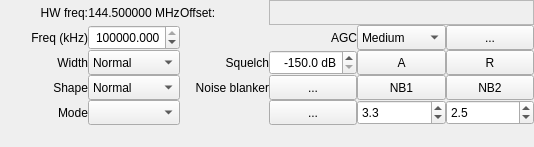
Above: src/qtgui/dockrxopt.ui from shawnj007/gqrx-touch before the change. Below: the same form after it.
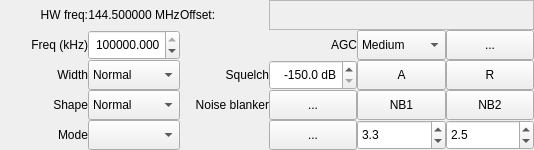
That is the form after the change. Icons and pictures are not drawn. Custom widgets are drawn as their Qt base class.

The edit to the form file:
```diff
--- a/src/qtgui/dockrxopt.ui
+++ b/src/qtgui/dockrxopt.ui
@@ -7,11 +7,11 @@
     <x>0</x>
     <y>0</y>
     <width>534</width>
-    <height>147</height>
+    <height>150</height>
    </rect>
   </property>
   <property name="sizePolicy">
-   <sizepolicy hsizetype="Preferred" vsizetype="MinimumExpanding">
+   <sizepolicy hsizetype="Preferred" vsizetype="Expanding">
     <horstretch>1</horstretch>
     <verstretch>1</verstretch>
    </sizepolicy>
@@ -19,13 +19,13 @@
   <property name="minimumSize">
    <size>
     <width>534</width>
-    <height>147</height>
+    <height>150</height>
    </size>
   </property>
   <property name="maximumSize">
    <size>
     <width>524287</width>
-    <height>440</height>
+    <height>360</height>
    </size>
   </property>
   <property name="windowIcon">
@@ -48,7 +48,13 @@
      <verstretch>0</verstretch>
     </sizepolicy>
    </property>
-   <layout class="QVBoxLayout" name="verticalLayout" stretch="0,1">
+   <property name="maximumSize">
+    <size>
+     <width>16777215</width>
+     <height>500</height>
+    </size>
+   </property>
+   <layout class="QVBoxLayout" name="verticalLayout" stretch="1,0">
     <property name="spacing">
      <number>0</number>
     </property>
@@ -100,8 +106,11 @@
        <property name="spacing">
         <number>0</number>
        </property>
-       <item row="1" column="1">
-        <widget class="QLabel" name="hwFreq">
+       <item row="2" column="1">
+        <widget class="QComboBox" name="filterCombo">
+         <property name="enabled">
+          <bool>true</bool>
+         </property>
          <property name="sizePolicy">
           <sizepolicy hsizetype="MinimumExpanding" vsizetype="MinimumExpanding">
            <horstretch>0</horstretch>
@@ -114,18 +123,276 @@
            <height>25</height>
           </size>
          </property>
+         <property name="maximumSize">
+          <size>
+           <width>16777215</width>
+           <height>100</height>
+          </size>
+         </property>
          <property name="toolTip">
           <string>The frequency of the hardware (not including LNB)</string>
          </property>
+         <property name="accessibleName">
+          <string>Filter width</string>
+         </property>
+         <property name="currentIndex">
+          <number>1</number>
+         </property>
+         <item>
+          <property name="text">
+           <string>Wide</string>
+          </property>
+         </item>
+         <item>
+          <property name="text">
+           <string>Normal</string>
+          </property>
+         </item>
+         <item>
+          <property name="text">
+           <string>Narrow</string>
+          </property>
+         </item>
+         <item>
+          <property name="text">
+           <string>User</string>
+          </property>
+         </item>
+        </widget>
+       </item>
+       <item row="2" column="5">
+        <widget class="QPushButton" name="resetSquelchButton">
+         <property name="sizePolicy">
+          <sizepolicy hsizetype="MinimumExpanding" vsizetype="MinimumExpanding">
+           <horstretch>0</horstretch>
+           <verstretch>0</verstretch>
+          </sizepolicy>
+         </property>
+         <property name="minimumSize">
+          <size>
+           <width>0</width>
+           <height>25</height>
+          </size>
+         </property>
+         <property name="maximumSize">
+          <size>
+           <width>16777215</width>
+           <height>100</height>
+          </size>
+         </property>
+         <property name="toolTip">
+          <string>Reset squelch to its default value</string>
+         </property>
+         <property name="accessibleName">
+          <string>Auto squelch</string>
+         </property>
          <property name="text">
-          <string>144.500000 MHz</string>
+          <string>R</string>
          </property>
+         <property name="iconSize">
+          <size>
+           <width>16</width>
+           <height>16</height>
+          </size>
+         </property>
+        </widget>
+       </item>
+       <item row="2" column="2">
+        <widget class="QLabel" name="sqlLabel">
+         <property name="sizePolicy">
+          <sizepolicy hsizetype="MinimumExpanding" vsizetype="MinimumExpanding">
+           <horstretch>0</horstretch>
+           <verstretch>0</verstretch>
+          </sizepolicy>
+         </property>
+         <property name="minimumSize">
+          <size>
+           <width>0</width>
+           <height>25</height>
+          </size>
+         </property>
+         <property name="maximumSize">
+          <size>
+           <width>16777215</width>
+           <height>100</height>
+          </size>
+         </property>
+         <property name="toolTip">
+          <string>Squelch level in dB below full scale</string>
+         </property>
+         <property name="text">
+          <string>Squelch</string>
+         </property>
          <property name="alignment">
-          <set>Qt::AlignCenter</set>
+          <set>Qt::AlignRight|Qt::AlignTrailing|Qt::AlignVCenter</set>
          </property>
         </widget>
        </item>
-       <item row="1" column="3" colspan="3">
+       <item row="2" column="4">
+        <widget class="QPushButton" name="autoSquelchButton">
+         <property name="sizePolicy">
+          <sizepolicy hsizetype="MinimumExpanding" vsizetype="MinimumExpanding">
+           <horstretch>0</horstretch>
+           <verstretch>0</verstretch>
+          </sizepolicy>
+         </property>
+         <property name="minimumSize">
+          <size>
+           <width>0</width>
+           <height>25</height>
+          </size>
+         </property>
+         <property name="maximumSize">
+          <size>
+           <width>16777215</width>
+           <height>100</height>
+          </size>
+         </property>
+         <property name="toolTip">
+          <string>Set squelch to the current signal or noise level</string>
+         </property>
+         <property name="accessibleName">
+          <string>Auto squelch</string>
+         </property>
+         <property name="text">
+          <string>A</string>
+         </property>
+         <property name="iconSize">
+          <size>
+           <width>16</width>
+           <height>16</height>
+          </size>
+         </property>
+        </widget>
+       </item>
+       <item row="3" column="2">
+        <widget class="QLabel" name="label_10">
+         <property name="sizePolicy">
+          <sizepolicy hsizetype="MinimumExpanding" vsizetype="MinimumExpanding">
+           <horstretch>0</horstretch>
+           <verstretch>0</verstretch>
+          </sizepolicy>
+         </property>
+         <property name="minimumSize">
+          <size>
+           <width>0</width>
+           <height>25</height>
+          </size>
+         </property>
+         <property name="maximumSize">
+          <size>
+           <width>16777215</width>
+           <height>100</height>
+          </size>
+         </property>
+         <property name="toolTip">
+          <string>Noise blanker settings</string>
+         </property>
+         <property name="text">
+          <string>Noise blanker</string>
+         </property>
+         <property name="alignment">
+          <set>Qt::AlignRight|Qt::AlignTrailing|Qt::AlignVCenter</set>
+         </property>
+        </widget>
+       </item>
+       <item row="4" column="0">
+        <widget class="QLabel" name="demodLabel">
+         <property name="sizePolicy">
+          <sizepolicy hsizetype="MinimumExpanding" vsizetype="MinimumExpanding">
+           <horstretch>0</horstretch>
+           <verstretch>0</verstretch>
+          </sizepolicy>
+         </property>
+         <property name="minimumSize">
+          <size>
+           <width>0</width>
+           <height>25</height>
+          </size>
+         </property>
+         <property name="maximumSize">
+          <size>
+           <width>16777215</width>
+           <height>100</height>
+          </size>
+         </property>
+         <property name="layoutDirection">
+          <enum>Qt::LeftToRight</enum>
+         </property>
+         <property name="text">
+          <string>Mode</string>
+         </property>
+         <property name="alignment">
+          <set>Qt::AlignRight|Qt::AlignTrailing|Qt::AlignVCenter</set>
+         </property>
+         <property name="margin">
+          <number>0</number>
+         </property>
+         <property name="indent">
+          <number>-1</number>
+         </property>
+        </widget>
+       </item>
+       <item row="1" column="4">
+        <widget class="QComboBox" name="agcPresetCombo">
+         <property name="enabled">
+          <bool>true</bool>
+         </property>
+         <property name="sizePolicy">
+          <sizepolicy hsizetype="MinimumExpanding" vsizetype="MinimumExpanding">
+           <horstretch>0</horstretch>
+           <verstretch>0</verstretch>
+          </sizepolicy>
+         </property>
+         <property name="minimumSize">
+          <size>
+           <width>0</width>
+           <height>25</height>
+          </size>
+         </property>
+         <property name="maximumSize">
+          <size>
+           <width>16777215</width>
+           <height>100</height>
+          </size>
+         </property>
+         <property name="toolTip">
+          <string>AGC presets</string>
+         </property>
+         <property name="accessibleName">
+          <string>AGC</string>
+         </property>
+         <property name="currentIndex">
+          <number>1</number>
+         </property>
+         <item>
+          <property name="text">
+           <string>Fast</string>
+          </property>
+         </item>
+         <item>
+          <property name="text">
+           <string>Medium</string>
+          </property>
+         </item>
+         <item>
+          <property name="text">
+           <string>Slow</string>
+          </property>
+         </item>
+         <item>
+          <property name="text">
+           <string>User</string>
+          </property>
+         </item>
+         <item>
+          <property name="text">
+           <string>Off</string>
+          </property>
+         </item>
+        </widget>
+       </item>
+       <item row="0" column="3" colspan="3">
         <widget class="CFreqCtrl" name="filterFreq">
          <property name="sizePolicy">
           <sizepolicy hsizetype="MinimumExpanding" vsizetype="MinimumExpanding">
@@ -142,7 +409,7 @@
          <property name="maximumSize">
           <size>
            <width>400</width>
-           <height>40</height>
+           <height>100</height>
           </size>
          </property>
          <property name="toolTip">
@@ -160,8 +427,11 @@
          </property>
         </widget>
        </item>
-       <item row="3" column="3">
-        <widget class="QDoubleSpinBox" name="sqlSpinBox">
+       <item row="3" column="5">
+        <widget class="QPushButton" name="nb2Button">
+         <property name="enabled">
+          <bool>true</bool>
+         </property>
          <property name="sizePolicy">
           <sizepolicy hsizetype="MinimumExpanding" vsizetype="MinimumExpanding">
            <horstretch>0</horstretch>
@@ -174,40 +444,28 @@
            <height>25</height>
           </size>
          </property>
+         <property name="maximumSize">
+          <size>
+           <width>16777215</width>
+           <height>100</height>
+          </size>
+         </property>
          <property name="toolTip">
           <string>Squelch level in dB below full scale</string>
          </property>
          <property name="accessibleName">
           <string>Squelch</string>
          </property>
-         <property name="alignment">
-          <set>Qt::AlignRight|Qt::AlignTrailing|Qt::AlignVCenter</set>
+         <property name="text">
+          <string>NB2</string>
          </property>
-         <property name="accelerated">
+         <property name="checkable">
           <bool>true</bool>
          </property>
-         <property name="suffix">
-          <string> dB</string>
-         </property>
-         <property name="decimals">
-          <number>1</number>
-         </property>
-         <property name="minimum">
-          <double>-150.000000000000000</double>
-         </property>
-         <property name="maximum">
-          <double>0.000000000000000</double>
-         </property>
-         <property name="singleStep">
-          <double>1.000000000000000</double>
-         </property>
-         <property name="value">
-          <double>-150.000000000000000</double>
-         </property>
         </widget>
        </item>
-       <item row="4" column="2">
-        <widget class="QLabel" name="label_10">
+       <item row="4" column="1">
+        <widget class="QComboBox" name="modeSelector">
          <property name="sizePolicy">
           <sizepolicy hsizetype="MinimumExpanding" vsizetype="MinimumExpanding">
            <horstretch>0</horstretch>
@@ -220,46 +478,27 @@
            <height>25</height>
           </size>
          </property>
-         <property name="toolTip">
-          <string>Noise blanker settings</string>
-         </property>
-         <property name="text">
-          <string>Noise blanker</string>
-         </property>
-         <property name="alignment">
-          <set>Qt::AlignRight|Qt::AlignTrailing|Qt::AlignVCenter</set>
-         </property>
-        </widget>
-       </item>
-       <item row="1" column="0">
-        <widget class="QLabel" name="rxFreqLabel">
-         <property name="sizePolicy">
-          <sizepolicy hsizetype="MinimumExpanding" vsizetype="MinimumExpanding">
-           <horstretch>0</horstretch>
-           <verstretch>0</verstretch>
-          </sizepolicy>
-         </property>
-         <property name="minimumSize">
+         <property name="maximumSize">
           <size>
-           <width>0</width>
-           <height>25</height>
+           <width>16777215</width>
+           <height>100</height>
           </size>
          </property>
          <property name="toolTip">
           <string>The frequency of the hardware (not including LNB)</string>
          </property>
-         <property name="layoutDirection">
-          <enum>Qt::LeftToRight</enum>
+         <property name="statusTip">
+          <string>Demodulator type (mode)</string>
          </property>
-         <property name="text">
-          <string>HW freq:</string>
+         <property name="accessibleName">
+          <string>Mode</string>
          </property>
-         <property name="alignment">
-          <set>Qt::AlignRight|Qt::AlignTrailing|Qt::AlignVCenter</set>
+         <property name="currentIndex">
+          <number>-1</number>
          </property>
         </widget>
        </item>
-       <item row="4" column="4">
+       <item row="3" column="4">
         <widget class="QPushButton" name="nb1Button">
          <property name="enabled">
           <bool>true</bool>
@@ -279,7 +518,7 @@
          <property name="maximumSize">
           <size>
            <width>16777215</width>
-           <height>16777215</height>
+           <height>100</height>
           </size>
          </property>
          <property name="toolTip">
@@ -299,181 +538,7 @@
          </property>
         </widget>
        </item>
-       <item row="2" column="0">
-        <widget class="QLabel" name="label_11">
-         <property name="sizePolicy">
-          <sizepolicy hsizetype="MinimumExpanding" vsizetype="MinimumExpanding">
-           <horstretch>0</horstretch>
-           <verstretch>0</verstretch>
-          </sizepolicy>
-         </property>
-         <property name="minimumSize">
-          <size>
-           <width>0</width>
-           <height>25</height>
-          </size>
-         </property>
-         <property name="text">
-          <string>Freq (kHz)</string>
-         </property>
-         <property name="alignment">
-          <set>Qt::AlignRight|Qt::AlignTrailing|Qt::AlignVCenter</set>
-         </property>
-        </widget>
-       </item>
-       <item row="3" column="2">
-        <widget class="QLabel" name="sqlLabel">
-         <property name="sizePolicy">
-          <sizepolicy hsizetype="MinimumExpanding" vsizetype="MinimumExpanding">
-           <horstretch>0</horstretch>
-           <verstretch>0</verstretch>
-          </sizepolicy>
-         </property>
-         <property name="minimumSize">
-          <size>
-           <width>0</width>
-           <height>25</height>
-          </size>
-         </property>
-         <property name="toolTip">
-          <string>Squelch level in dB below full scale</string>
-         </property>
-         <property name="text">
-          <string>Squelch</string>
-         </property>
-         <property name="alignment">
-          <set>Qt::AlignRight|Qt::AlignTrailing|Qt::AlignVCenter</set>
-         </property>
-        </widget>
-       </item>
-       <item row="4" column="3">
-        <widget class="QPushButton" name="nbOptButton">
-         <property name="sizePolicy">
-          <sizepolicy hsizetype="MinimumExpanding" vsizetype="MinimumExpanding">
-           <horstretch>0</horstretch>
-           <verstretch>0</verstretch>
-          </sizepolicy>
-         </property>
-         <property name="minimumSize">
-          <size>
-           <width>0</width>
-           <height>25</height>
-          </size>
-         </property>
-         <property name="maximumSize">
-          <size>
-           <width>16777215</width>
-           <height>16777215</height>
-          </size>
-         </property>
-         <property name="toolTip">
-          <string>Noise blanker options</string>
-         </property>
-         <property name="whatsThis">
-          <string>Noise blanker options</string>
-         </property>
-         <property name="accessibleName">
-          <string>Noise blanker options</string>
-         </property>
-         <property name="text">
-          <string>...</string>
-         </property>
-        </widget>
-       </item>
-       <item row="3" column="4">
-        <widget class="QPushButton" name="autoSquelchButton">
-         <property name="sizePolicy">
-          <sizepolicy hsizetype="MinimumExpanding" vsizetype="MinimumExpanding">
-           <horstretch>0</horstretch>
-           <verstretch>0</verstretch>
-          </sizepolicy>
-         </property>
-         <property name="minimumSize">
-          <size>
-           <width>0</width>
-           <height>25</height>
-          </size>
-         </property>
-         <property name="toolTip">
-          <string>Set squelch to the current signal or noise level</string>
-         </property>
-         <property name="accessibleName">
-          <string>Auto squelch</string>
-         </property>
-         <property name="text">
-          <string>A</string>
-         </property>
-         <property name="iconSize">
-          <size>
-           <width>16</width>
-           <height>16</height>
-          </size>
-         </property>
-        </widget>
-       </item>
-       <item row="3" column="5">
-        <widget class="QPushButton" name="resetSquelchButton">
-         <property name="sizePolicy">
-          <sizepolicy hsizetype="MinimumExpanding" vsizetype="MinimumExpanding">
-           <horstretch>0</horstretch>
-           <verstretch>0</verstretch>
-          </sizepolicy>
-         </property>
-         <property name="minimumSize">
-          <size>
-           <width>0</width>
-           <height>25</height>
-          </size>
-         </property>
-         <property name="maximumSize">
-          <size>
-           <width>16777215</width>
-           <height>16777215</height>
-          </size>
-         </property>
-         <property name="toolTip">
-          <string>Reset squelch to its default value</string>
-         </property>
-         <property name="accessibleName">
-          <string>Auto squelch</string>
-         </property>
-         <property name="text">
-          <string>R</string>
-         </property>
-         <property name="iconSize">
-          <size>
-           <width>16</width>
-           <height>16</height>
-          </size>
-         </property>
-        </widget>
-       </item>
-       <item row="4" column="0">
-        <widget class="QLabel" name="filterShapeLabel">
-         <property name="sizePolicy">
-          <sizepolicy hsizetype="MinimumExpanding" vsizetype="MinimumExpanding">
-           <horstretch>0</horstretch>
-           <verstretch>0</verstretch>
-          </sizepolicy>
-         </property>
-         <property name="minimumSize">
-          <size>
-           <width>0</width>
-           <height>25</height>
-          </size>
-         </property>
-         <property name="layoutDirection">
-          <enum>Qt::LeftToRight</enum>
-         </property>
-         <property name="text">
-          <string>Shape</string>
-         </property>
-         <property name="alignment">
-          <set>Qt::AlignRight|Qt::AlignTrailing|Qt::AlignVCenter</set>
-         </property>
-        </widget>
-       </item>
-       <item row="4" column="1">
+       <item row="3" column="1">
         <widget class="QComboBox" name="filterShapeCombo">
          <property name="sizePolicy">
           <sizepolicy hsizetype="MinimumExpanding" vsizetype="MinimumExpanding">
@@ -487,6 +552,12 @@
            <height>25</height>
           </size>
          </property>
+         <property name="maximumSize">
+          <size>
+           <width>16777215</width>
+           <height>100</height>
+          </size>
+         </property>
          <property name="toolTip">
           <string>Select the filter shape</string>
          </property>
@@ -513,7 +584,242 @@
          </item>
         </widget>
        </item>
+       <item row="1" column="5">
+        <widget class="QPushButton" name="agcButton">
+         <property name="sizePolicy">
+          <sizepolicy hsizetype="MinimumExpanding" vsizetype="MinimumExpanding">
+           <horstretch>0</horstretch>
+           <verstretch>0</verstretch>
+          </sizepolicy>
+         </property>
+         <property name="minimumSize">
+          <size>
+           <width>0</width>
+           <height>25</height>
+          </size>
+         </property>
+         <property name="maximumSize">
+          <size>
+           <width>16777215</width>
+           <height>100</height>
+          </size>
+         </property>
+         <property name="toolTip">
+          <string>AGC options</string>
+         </property>
+         <property name="accessibleName">
+          <string>AGC options</string>
+         </property>
+         <property name="text">
+          <string>...</string>
+         </property>
+         <property name="iconSize">
+          <size>
+           <width>16</width>
+           <height>16</height>
+          </size>
+         </property>
+         <property name="checked">
+          <bool>false</bool>
+         </property>
+        </widget>
+       </item>
+       <item row="0" column="1">
+        <widget class="QLabel" name="hwFreq">
+         <property name="sizePolicy">
+          <sizepolicy hsizetype="MinimumExpanding" vsizetype="MinimumExpanding">
+           <horstretch>0</horstretch>
+           <verstretch>0</verstretch>
+          </sizepolicy>
+         </property>
+         <property name="minimumSize">
+          <size>
+           <width>0</width>
+           <height>25</height>
+          </size>
+         </property>
+         <property name="maximumSize">
+          <size>
+           <width>16777215</width>
+           <height>100</height>
+          </size>
+         </property>
+         <property name="toolTip">
+          <string>The frequency of the hardware (not including LNB)</string>
+         </property>
+         <property name="text">
+          <string>144.500000 MHz</string>
+         </property>
+         <property name="alignment">
+          <set>Qt::AlignCenter</set>
+         </property>
+        </widget>
+       </item>
+       <item row="3" column="3">
+        <widget class="QPushButton" name="nbOptButton">
+         <property name="sizePolicy">
+          <sizepolicy hsizetype="MinimumExpanding" vsizetype="MinimumExpanding">
+           <horstretch>0</horstretch>
+           <verstretch>0</verstretch>
+          </sizepolicy>
+         </property>
+         <property name="minimumSize">
+          <size>
+           <width>0</width>
+           <height>25</height>
+          </size>
+         </property>
+         <property name="maximumSize">
+          <size>
+           <width>16777215</width>
+           <height>100</height>
+          </size>
+         </property>
+         <property name="toolTip">
+          <string>Noise blanker options</string>
+         </property>
+         <property name="whatsThis">
+          <string>Noise blanker options</string>
+         </property>
+         <property name="accessibleName">
+          <string>Noise blanker options</string>
+         </property>
+         <property name="text">
+          <string>...</string>
+         </property>
+        </widget>
+       </item>
        <item row="3" column="0">
+        <widget class="QLabel" name="filterShapeLabel">
+         <property name="sizePolicy">
+          <sizepolicy hsizetype="MinimumExpanding" vsizetype="MinimumExpanding">
+           <horstretch>0</horstretch>
+           <verstretch>0</verstretch>
+          </sizepolicy>
+         </property>
+         <property name="minimumSize">
+          <size>
+           <width>0</width>
+           <height>25</height>
+          </size>
+         </property>
+         <property name="maximumSize">
+          <size>
+           <width>16777215</width>
+           <height>100</height>
+          </size>
+         </property>
+         <property name="layoutDirection">
+          <enum>Qt::LeftToRight</enum>
+         </property>
+         <property name="text">
+          <string>Shape</string>
+         </property>
+         <property name="alignment">
+          <set>Qt::AlignRight|Qt::AlignTrailing|Qt::AlignVCenter</set>
+         </property>
+        </widget>
+       </item>
+       <item row="0" column="0">
+        <widget class="QLabel" name="rxFreqLabel">
+         <property name="sizePolicy">
+          <sizepolicy hsizetype="MinimumExpanding" vsizetype="MinimumExpanding">
+           <horstretch>0</horstretch>
+           <verstretch>0</verstretch>
+          </sizepolicy>
+         </property>
+         <property name="minimumSize">
+          <size>
+           <width>0</width>
+           <height>25</height>
+          </size>
+         </property>
+         <property name="maximumSize">
+          <size>
+           <width>16777215</width>
+           <height>100</height>
+          </size>
+         </property>
+         <property name="toolTip">
+          <string>The frequency of the hardware (not including LNB)</string>
+         </property>
+         <property name="layoutDirection">
+          <enum>Qt::LeftToRight</enum>
+         </property>
+         <property name="text">
+          <string>HW freq:</string>
+         </property>
+         <property name="alignment">
+          <set>Qt::AlignRight|Qt::AlignTrailing|Qt::AlignVCenter</set>
+         </property>
+        </widget>
+       </item>
+       <item row="4" column="4">
+        <widget class="QDoubleSpinBox" name="nb1Threshold">
+         <property name="sizePolicy">
+          <sizepolicy hsizetype="MinimumExpanding" vsizetype="MinimumExpanding">
+           <horstretch>0</horstretch>
+           <verstretch>0</verstretch>
+          </sizepolicy>
+         </property>
+         <property name="minimumSize">
+          <size>
+           <width>0</width>
+           <height>25</height>
+          </size>
+         </property>
+         <property name="maximumSize">
+          <size>
+           <width>16777215</width>
+           <height>100</height>
+          </size>
+         </property>
+         <property name="decimals">
+          <number>1</number>
+         </property>
+         <property name="minimum">
+          <double>1.000000000000000</double>
+         </property>
+         <property name="maximum">
+          <double>20.000000000000000</double>
+         </property>
+         <property name="singleStep">
+          <double>0.100000000000000</double>
+         </property>
+         <property name="value">
+          <double>3.300000000000000</double>
+         </property>
+        </widget>
+       </item>
+       <item row="1" column="0">
+        <widget class="QLabel" name="label_11">
+         <property name="sizePolicy">
+          <sizepolicy hsizetype="MinimumExpanding" vsizetype="MinimumExpanding">
+           <horstretch>0</horstretch>
+           <verstretch>0</verstretch>
+          </sizepolicy>
+         </property>
+         <property name="minimumSize">
+          <size>
+           <width>0</width>
+           <height>25</height>
+          </size>
+         </property>
+         <property name="maximumSize">
+          <size>
+           <width>16777215</width>
+           <height>100</height>
+          </size>
+         </property>
+         <property name="text">
+          <string>Freq (kHz)</string>
+         </property>
+         <property name="alignment">
+          <set>Qt::AlignRight|Qt::AlignTrailing|Qt::AlignVCenter</set>
+         </property>
+        </widget>
+       </item>
+       <item row="2" column="0">
         <widget class="QLabel" name="filterLabel">
          <property name="sizePolicy">
           <sizepolicy hsizetype="MinimumExpanding" vsizetype="MinimumExpanding">
@@ -527,6 +833,12 @@
            <height>25</height>
           </size>
          </property>
+         <property name="maximumSize">
+          <size>
+           <width>16777215</width>
+           <height>100</height>
+          </size>
+         </property>
          <property name="layoutDirection">
           <enum>Qt::LeftToRight</enum>
          </property>
@@ -538,48 +850,8 @@
          </property>
         </widget>
        </item>
-       <item row="4" column="5">
-        <widget class="QPushButton" name="nb2Button">
-         <property name="enabled">
-          <bool>true</bool>
-         </property>
-         <property name="sizePolicy">
-          <sizepolicy hsizetype="MinimumExpanding" vsizetype="MinimumExpanding">
-           <horstretch>0</horstretch>
-           <verstretch>0</verstretch>
-          </sizepolicy>
-         </property>
-         <property name="minimumSize">
-          <size>
-           <width>0</width>
-           <height>25</height>
-          </size>
-         </property>
-         <property name="maximumSize">
-          <size>
-           <width>16777215</width>
-           <height>16777215</height>
-          </size>
-         </property>
-         <property name="toolTip">
-          <string>Noise blanker for pulse type noise</string>
-         </property>
-         <property name="whatsThis">
-          <string/>
-         </property>
-         <property name="accessibleName">
-          <string>Noise blanker 2</string>
-         </property>
-         <property name="text">
-          <string>NB2</string>
-         </property>
-         <property name="checkable">
-          <bool>true</bool>
-         </property>
-        </widget>
-       </item>
        <item row="2" column="3">
-        <widget class="QLabel" name="agcLabel">
+        <widget class="QDoubleSpinBox" name="sqlSpinBox">
          <property name="sizePolicy">
           <sizepolicy hsizetype="MinimumExpanding" vsizetype="MinimumExpanding">
            <horstretch>0</horstretch>
@@ -592,46 +864,39 @@
            <height>25</height>
           </size>
          </property>
-         <property name="text">
-          <string>AGC</string>
+         <property name="maximumSize">
+          <size>
+           <width>16777215</width>
+           <height>100</height>
+          </size>
          </property>
          <property name="alignment">
           <set>Qt::AlignRight|Qt::AlignTrailing|Qt::AlignVCenter</set>
          </property>
-        </widget>
-       </item>
-       <item row="5" column="0">
-        <widget class="QLabel" name="demodLabel">
-         <property name="sizePolicy">
-          <sizepolicy hsizetype="MinimumExpanding" vsizetype="MinimumExpanding">
-           <horstretch>0</horstretch>
-           <verstretch>0</verstretch>
-          </sizepolicy>
+         <property name="accelerated">
+          <bool>true</bool>
          </property>
-         <property name="minimumSize">
-          <size>
-           <width>0</width>
-           <height>25</height>
-          </size>
+         <property name="suffix">
+          <string> dB</string>
          </property>
-         <property name="layoutDirection">
-          <enum>Qt::LeftToRight</enum>
+         <property name="decimals">
+          <number>1</number>
          </property>
-         <property name="text">
-          <string>Mode</string>
+         <property name="minimum">
+          <double>-150.000000000000000</double>
          </property>
-         <property name="alignment">
-          <set>Qt::AlignRight|Qt::AlignTrailing|Qt::AlignVCenter</set>
+         <property name="maximum">
+          <double>0.000000000000000</double>
          </property>
-         <property name="margin">
-          <number>0</number>
+         <property name="singleStep">
+          <double>1.000000000000000</double>
          </property>
-         <property name="indent">
-          <number>-1</number>
+         <property name="value">
+          <double>-150.000000000000000</double>
          </property>
         </widget>
        </item>
-       <item row="1" column="2">
+       <item row="0" column="2">
         <widget class="QLabel" name="rxOffset">
          <property name="sizePolicy">
           <sizepolicy hsizetype="MinimumExpanding" vsizetype="MinimumExpanding">
@@ -645,6 +910,12 @@
            <height>25</height>
           </size>
          </property>
+         <property name="maximumSize">
+          <size>
+           <width>16777215</width>
+           <height>100</height>
+          </size>
+         </property>
          <property name="toolTip">
           <string>The frequency of the hardware (not including LNB)</string>
          </property>
@@ -656,185 +927,7 @@
          </property>
         </widget>
        </item>
-       <item row="3" column="1">
-        <widget class="QComboBox" name="filterCombo">
-         <property name="enabled">
-          <bool>true</bool>
-         </property>
-         <property name="sizePolicy">
-          <sizepolicy hsizetype="MinimumExpanding" vsizetype="MinimumExpanding">
-           <horstretch>0</horstretch>
-           <verstretch>0</verstretch>
-          </sizepolicy>
-         </property>
-         <property name="minimumSize">
-          <size>
-           <width>0</width>
-           <height>25</height>
-          </size>
-         </property>
-         <property name="toolTip">
-          <string>Apply mode dependent filter preset</string>
-         </property>
-         <property name="accessibleName">
-          <string>Filter width</string>
-         </property>
-         <property name="currentIndex">
-          <number>1</number>
-         </property>
-         <item>
-          <property name="text">
-           <string>Wide</string>
-          </property>
-         </item>
-         <item>
-          <property name="text">
-           <string>Normal</string>
-          </property>
-         </item>
-         <item>
-          <property name="text">
-           <string>Narrow</string>
-          </property>
-         </item>
-         <item>
-          <property name="text">
-           <string>User</string>
-          </property>
-         </item>
-        </widget>
-       </item>
-       <item row="5" column="5">
-        <widget class="QDoubleSpinBox" name="nb2Threshold">
-         <property name="sizePolicy">
-          <sizepolicy hsizetype="MinimumExpanding" vsizetype="MinimumExpanding">
-           <horstretch>0</horstretch>
-           <verstretch>0</verstretch>
-          </sizepolicy>
-         </property>
-         <property name="minimumSize">
-          <size>
-           <width>0</width>
-           <height>25</height>
-          </size>
-         </property>
-         <property name="decimals">
-          <number>1</number>
-         </property>
-         <property name="maximum">
-          <double>15.000000000000000</double>
-         </property>
-         <property name="singleStep">
-          <double>0.100000000000000</double>
-         </property>
-         <property name="value">
-          <double>2.500000000000000</double>
-         </property>
-        </widget>
-       </item>
-       <item row="5" column="4">
-        <widget class="QDoubleSpinBox" name="nb1Threshold">
-         <property name="sizePolicy">
-          <sizepolicy hsizetype="MinimumExpanding" vsizetype="MinimumExpanding">
-           <horstretch>0</horstretch>
-           <verstretch>0</verstretch>
-          </sizepolicy>
-         </property>
-         <property name="minimumSize">
-          <size>
-           <width>0</width>
-           <height>25</height>
-          </size>
-         </property>
-         <property name="decimals">
-          <number>1</number>
-         </property>
-         <property name="minimum">
-          <double>1.000000000000000</double>
-         </property>
-         <property name="maximum">
-          <double>20.000000000000000</double>
-         </property>
-         <property name="singleStep">
-          <double>0.100000000000000</double>
-         </property>
-         <property name="value">
-          <double>3.300000000000000</double>
-         </property>
-        </widget>
-       </item>
-       <item row="5" column="1">
-        <widget class="QComboBox" name="modeSelector">
-         <property name="sizePolicy">
-          <sizepolicy hsizetype="MinimumExpanding" vsizetype="MinimumExpanding">
-           <horstretch>0</horstretch>
-           <verstretch>0</verstretch>
-          </sizepolicy>
-         </property>
-         <property name="minimumSize">
-          <size>
-           <width>0</width>
-           <height>25</height>
-          </size>
-         </property>
-         <property name="toolTip">
-          <string>Demodulator type (mode)</string>
-         </property>
-         <property name="statusTip">
-          <string>Demodulator type (mode)</string>
-         </property>
-         <property name="accessibleName">
-          <string>Mode</string>
-         </property>
-         <property name="currentIndex">
-          <number>-1</number>
-         </property>
-         <property name="maxVisibleItems">
-          <number>30</number>
-         </property>
-        </widget>
-       </item>
-       <item row="5" column="3">
-        <widget class="QPushButton" name="modeButton">
-         <property name="sizePolicy">
-          <sizepolicy hsizetype="MinimumExpanding" vsizetype="MinimumExpanding">
-           <horstretch>0</horstretch>
-           <verstretch>0</verstretch>
-          </sizepolicy>
-         </property>
-         <property name="minimumSize">
-          <size>
-           <width>0</width>
-           <height>25</height>
-          </size>
-         </property>
-         <property name="maximumSize">
-          <size>
-           <width>16777215</width>
-           <height>16777215</height>
-          </size>
-         </property>
-         <property name="toolTip">
-          <string>Demodulator options</string>
-         </property>
-         <property name="accessibleName">
-          <string>Mode options</string>
-         </property>
-         <property name="text">
-          <string>...</string>
-         </property>
-         <property name="iconSize">
-          <size>
-           <width>16</width>
-           <height>16</height>
-          </size>
-         </property>
-         <property name="checked">
-          <bool>false</bool>
-         </property>
-        </widget>
-       </item>
-       <item row="2" column="1">
+       <item row="1" column="1">
         <widget class="QDoubleSpinBox" name="freqSpinBox">
          <property name="sizePolicy">
           <sizepolicy hsizetype="MinimumExpanding" vsizetype="MinimumExpanding">
@@ -848,6 +941,12 @@
            <height>25</height>
           </size>
          </property>
+         <property name="maximumSize">
+          <size>
+           <width>16777215</width>
+           <height>100</height>
+          </size>
+         </property>
          <property name="toolTip">
           <string>Receiver frequency</string>
          </property>
@@ -871,8 +970,8 @@
          </property>
         </widget>
        </item>
-       <item row="2" column="5">
-        <widget class="QPushButton" name="agcButton">
+       <item row="4" column="3">
+        <widget class="QPushButton" name="modeButton">
          <property name="sizePolicy">
           <sizepolicy hsizetype="MinimumExpanding" vsizetype="MinimumExpanding">
            <horstretch>0</horstretch>
@@ -888,7 +987,7 @@
          <property name="maximumSize">
           <size>
            <width>16777215</width>
-           <height>16777215</height>
+           <height>100</height>
           </size>
          </property>
          <property name="toolTip">
@@ -911,11 +1010,8 @@
          </property>
         </widget>
        </item>
-       <item row="2" column="4">
-        <widget class="QComboBox" name="agcPresetCombo">
-         <property name="enabled">
-          <bool>true</bool>
-         </property>
+       <item row="1" column="3">
+        <widget class="QLabel" name="agcLabel">
          <property name="sizePolicy">
           <sizepolicy hsizetype="MinimumExpanding" vsizetype="MinimumExpanding">
            <horstretch>0</horstretch>
@@ -928,40 +1024,52 @@
            <height>25</height>
           </size>
          </property>
-         <property name="toolTip">
-          <string>AGC presets</string>
+         <property name="maximumSize">
+          <size>
+           <width>16777215</width>
+           <height>100</height>
+          </size>
          </property>
-         <property name="accessibleName">
+         <property name="text">
           <string>AGC</string>
          </property>
-         <property name="currentIndex">
+         <property name="alignment">
+          <set>Qt::AlignRight|Qt::AlignTrailing|Qt::AlignVCenter</set>
+         </property>
+        </widget>
+       </item>
+       <item row="4" column="5">
+        <widget class="QDoubleSpinBox" name="nb2Threshold">
+         <property name="sizePolicy">
+          <sizepolicy hsizetype="MinimumExpanding" vsizetype="MinimumExpanding">
+           <horstretch>0</horstretch>
+           <verstretch>0</verstretch>
+          </sizepolicy>
+         </property>
+         <property name="minimumSize">
+          <size>
+           <width>0</width>
+           <height>25</height>
+          </size>
+         </property>
+         <property name="maximumSize">
+          <size>
+           <width>16777215</width>
+           <height>100</height>
+          </size>
+         </property>
+         <property name="decimals">
           <number>1</number>
          </property>
-         <item>
-          <property name="text">
-           <string>Fast</string>
-          </property>
-         </item>
-         <item>
-          <property name="text">
-           <string>Medium</string>
-          </property>
-         </item>
-         <item>
-          <property name="text">
-           <string>Slow</string>
-          </property>
-         </item>
-         <item>
-          <property name="text">
-           <string>User</string>
-          </property>
-         </item>
-         <item>
-          <property name="text">
-           <string>Off</string>
-          </property>
-         </item>
+         <property name="maximum">
+          <double>15.000000000000000</double>
+         </property>
+         <property name="singleStep">
+          <double>0.100000000000000</double>
+         </property>
+         <property name="value">
+          <double>2.500000000000000</double>
+         </property>
         </widget>
        </item>
       </layout>
```
Left out of the diff: 24 changed lines with no effect on the pictures.
